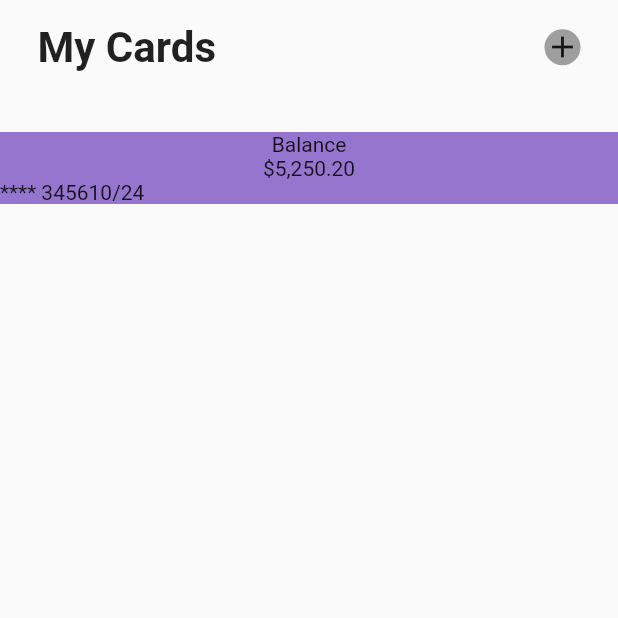
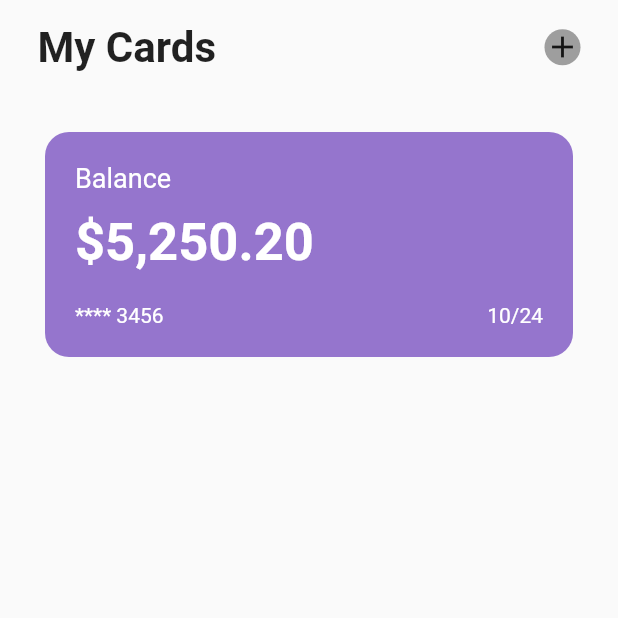
Before and after one commit to mohammadammash/flutter_simple_ui, a Flutter app: the screen it shows after launch, on a phone screen of 412 x 824 dp, the top half of it. Run offline on Flutter 3.47's test engine with Material 2 defaults, Android fonts, the phone set to English and light mode, and no system bars.

Commit message:
src/lib/pages/home.dart: Adding card container widget

```diff
--- a/src/lib/pages/home.dart
+++ b/src/lib/pages/home.dart
@@ -10,6 +10,9 @@ class HomePage extends StatefulWidget {
 class _HomePageState extends State<HomePage> {
   @override
   Widget build(BuildContext context) {
+    //local styling
+    const cardtext_color = Colors.white;
+
     return Scaffold(
         body: SafeArea(
       child: Column(
@@ -41,15 +44,27 @@ class _HomePageState extends State<HomePage> {
 
           //START OF CARDS:
           Container(
-            decoration: BoxDecoration(color: Colors.deepPurple[300]),
+            margin: const EdgeInsets.symmetric(horizontal: 30),
+            padding: const EdgeInsets.all(20),
+            decoration: BoxDecoration(
+              color: Colors.deepPurple[300],
+              borderRadius: BorderRadius.circular(16),
+            ),
             child: Column(
+              crossAxisAlignment: CrossAxisAlignment.start,
               children: [
-                const Text('Balance'),
-                const Text('\$5,250.20'),
+                const Text('Balance',
+                    style: TextStyle(color: cardtext_color, fontSize: 18)),
+                const SizedBox(height: 12),
+                const Text('\$5,250.20',
+                    style: TextStyle(
+                        color: cardtext_color, fontSize: 35, fontWeight: FontWeight.bold)),
+                const SizedBox(height: 20),
                 Row(
+                  mainAxisAlignment: MainAxisAlignment.spaceBetween,
                   children: const [
-                    Text("**** 3456"),
-                    Text('10/24'),
+                    Text("**** 3456", style: TextStyle(color: cardtext_color)),
+                    Text('10/24', style: TextStyle(color: cardtext_color)),
                   ],
                 )
               ],
```
